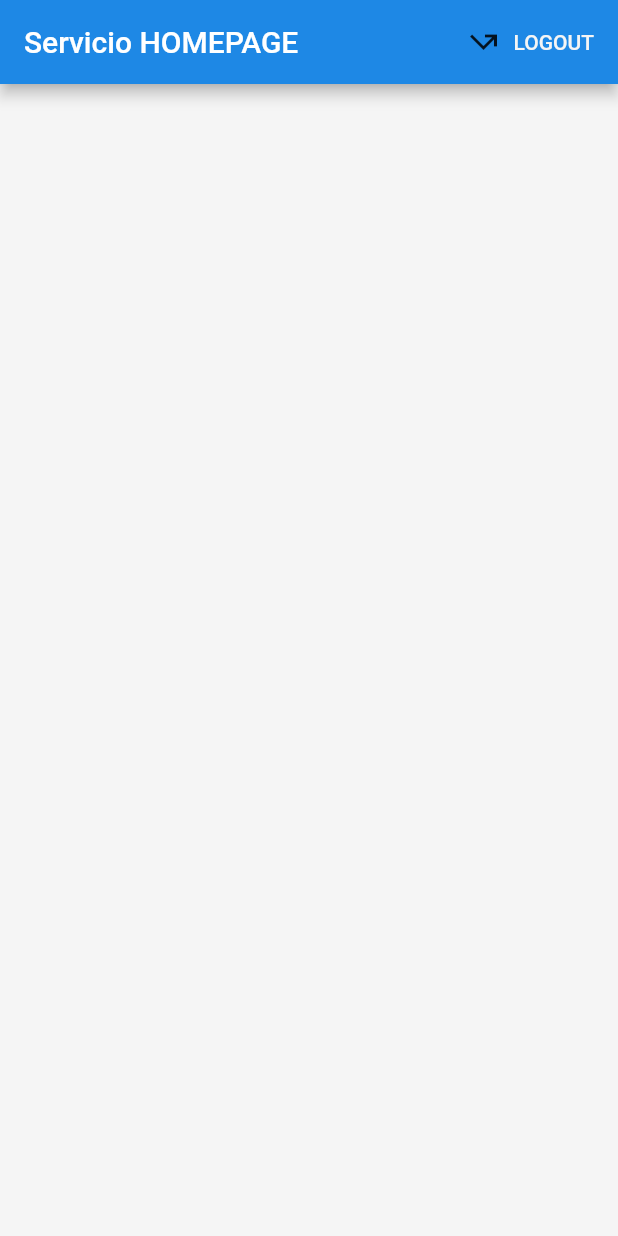
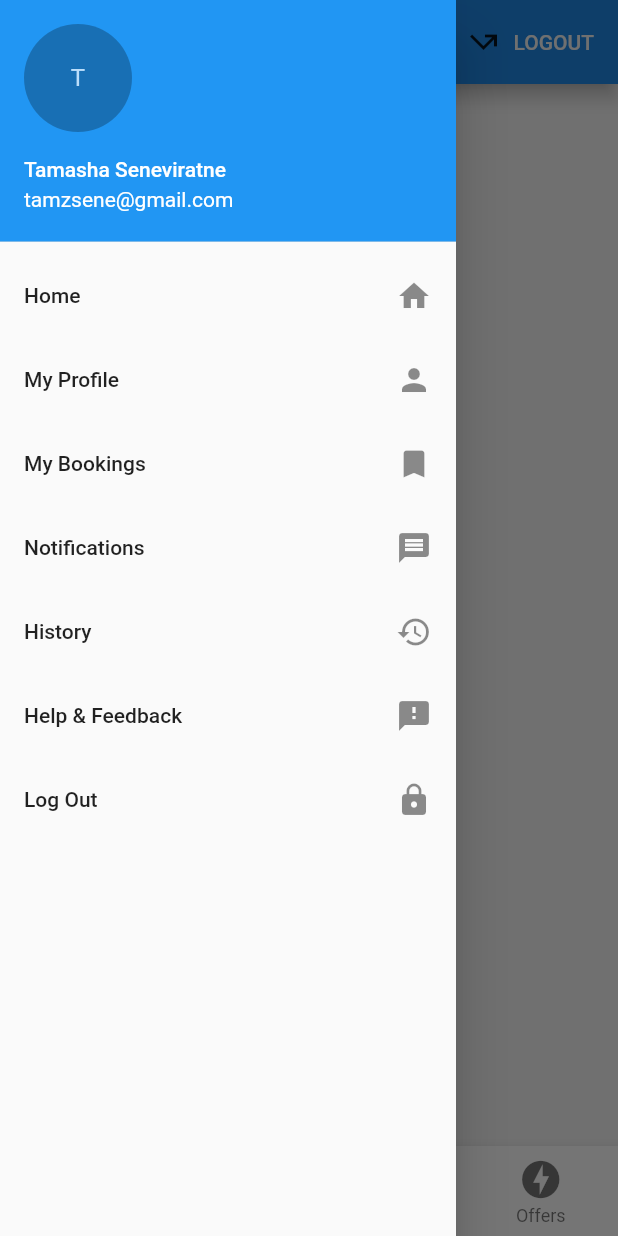
Before and after one commit to nisaldesilva7/Servicio-MobileApp, a Flutter app: the screen it shows once a user with an empty profile is signed in, with the side drawer open (before the commit the screen has no drawer), on a phone screen of 412 x 824 dp. Run offline on Flutter 3.47's test engine with Material 2 defaults, Android fonts, the phone set to English and light mode, and no system bars; our stand-ins replace cloud_firestore, firebase_auth, flutter_spinkit; accounts and stored records are empty.

Commit message:
Add home page

```diff
--- /dev/null
+++ b/lib/screens/history.dart
@@ -0,0 +1,18 @@
+import 'package:flutter/material.dart';
+import 'package:servicio/screens/home/home.dart';
+
+class History extends StatelessWidget{
+  final String title;
+  History(this.title);
+  @override
+  Widget build(BuildContext context){
+    return new Scaffold(
+      appBar: new AppBar(
+        title: new Text("History"),
+      ),
+      body: new Center(
+        child: new Text(title),
+      ),
+    );
+  }
+}
--- a/lib/screens/home/home.dart
+++ b/lib/screens/home/home.dart
@@ -1,8 +1,44 @@
 import 'package:flutter/material.dart';
 import 'package:servicio/services/auth.dart';
+import 'package:provider/provider.dart';
+import 'package:servicio/models/user.dart';
+import 'package:servicio/screens/wrapper.dart';
+import 'package:flutter/foundation.dart';
+import 'package:servicio/screens/help.dart';
+import 'package:servicio/screens/history.dart';
+import 'package:servicio/screens/mybookings.dart';
+import 'package:servicio/screens/myprofile.dart';
+import 'package:servicio/screens/notifications.dart';
+import 'package:servicio/screens/offers.dart';
+import 'package:servicio/screens/search.dart';
 
-class Home extends StatelessWidget {
 
+class MyApp extends StatelessWidget {
+  @override
+  Widget build(BuildContext context){
+    return new MaterialApp(
+        theme: new ThemeData(primarySwatch: Colors.indigo),
+        home: new Home(),
+        routes: <String, WidgetBuilder>{
+          "profile": (BuildContext context)=> new MyProfile("My Profile "),
+          "bookings": (BuildContext context)=> new MyBookings("My Bookings"),
+          "history": (BuildContext context)=> new History("Recent Activities"),
+          "notifications": (BuildContext context)=> new Notifications("Notifications"),
+          "offers": (BuildContext context)=> new Offers("Offers"),
+          "search": (BuildContext context)=> new Search("Search"),
+          "feedback": (BuildContext context)=> new HelpAndFeedback("Help and Feedback"),
+        }
+    );
+  }
+}
+
+
+class Home extends StatefulWidget{
+  @override
+  _HomeState createState() => _HomeState();
+}
+class _HomeState extends State<Home>{
+  int _currentIndex = 0;
   final AuthServices _auth = AuthServices();
 
   @override
@@ -10,7 +46,8 @@ class Home extends StatelessWidget {
       return Scaffold(
         backgroundColor: Colors.grey[100],
         appBar: AppBar(
-        title: Text('Servicio HOMEPAGE'),
+          title: Text('Servicio '),
+          elevation: defaultTargetPlatform == TargetPlatform.android ? 5.0 : 0.0,
           backgroundColor: Colors.blue[600],
           actions: <Widget>[
             FlatButton.icon(
@@ -28,6 +65,88 @@ class Home extends StatelessWidget {
             )
           ],
         ),
+        drawer: new Drawer(
+          child: new ListView(
+            children: <Widget>[
+              new UserAccountsDrawerHeader(
+                accountName: new Text("Tamasha Seneviratne"),
+                accountEmail: new Text("tamzsene@gmail.com"),
+                currentAccountPicture: new CircleAvatar(
+                  backgroundColor: Colors.black26,
+                  child: new Text("T"),
+                ),
+              ),
+              new ListTile(
+                title: new Text("Home"),
+                trailing: new Icon(Icons.home),
+                onTap: () => Navigator.of(context).pop(),
+              ),
+              new ListTile(
+                title: new Text("My Profile"),
+                trailing: new Icon(Icons.person),
+                onTap: () => Navigator.of(context).pushNamed("profile"),
+              ),
+              new ListTile(
+                title: new Text("My Bookings"),
+                trailing: new Icon(Icons.bookmark),
+                onTap: () => Navigator.of(context).pushNamed("bookings"),
+              ),
+              new ListTile(
+                title: new Text("Notifications"),
+                trailing: new Icon(Icons.message),
+                onTap: () => Navigator.of(context).pushNamed("notifications"),
+              ),
+              new ListTile(
+                title: new Text("History"),
+                trailing: new Icon(Icons.history),
+                onTap: () => Navigator.of(context).pushNamed("history"),
+              ),
+              new ListTile(
+                title: new Text("Help & Feedback"),
+                trailing: new Icon(Icons.feedback),
+                onTap: () => Navigator.of(context).pushNamed("feedback"),
+              ),
+              new ListTile(
+                title: new Text("Log Out"),
+                trailing: new Icon(Icons.lock),
+              ),
+            ],
+          ),
+        ),
+        body: new Container(),
+        bottomNavigationBar: BottomNavigationBar(
+          currentIndex: _currentIndex,
+          type: BottomNavigationBarType.fixed,
+          iconSize: 30,
+          backgroundColor: Colors.white,
+          items: [
+            BottomNavigationBarItem(
+                icon: Icon(Icons.home),
+                title: new Text("Home"),
+                backgroundColor: Colors.teal
+            ),
+            BottomNavigationBarItem(
+              icon: Icon(Icons.search),
+              title: new Text("Search"),
+              backgroundColor: Colors.teal,
+            ),
+            BottomNavigationBarItem(
+              icon: Icon(Icons.message),
+              title: new Text("Notifications"),
+              backgroundColor: Colors.teal,
+            ),
+            BottomNavigationBarItem(
+              icon: Icon(Icons.offline_bolt),
+              title: new Text("Offers"),
+              backgroundColor: Colors.teal,
+            ),
+          ],
+          onTap: (index){
+            setState((){
+              _currentIndex =index;
+            });
+          },
+        ) ,
       );
   }
 }
--- /dev/null
+++ b/lib/screens/notifications.dart
@@ -0,0 +1,17 @@
+import 'package:flutter/material.dart';
+import 'package:servicio/screens/home/home.dart';
+class Notifications extends StatelessWidget{
+  final String title;
+  Notifications(this.title);
+  @override
+  Widget build(BuildContext context){
+    return new Scaffold(
+      appBar: new AppBar(
+        title: new Text("Notifications"),
+      ),
+      body: new Center(
+        child: new Text(title),
+      ),
+    );
+  }
+}
--- /dev/null
+++ b/lib/screens/offers.dart
@@ -0,0 +1,17 @@
+import 'package:flutter/material.dart';
+import 'package:servicio/screens/home/home.dart';
+class Offers extends StatelessWidget{
+  final String title;
+  Offers(this.title);
+  @override
+  Widget build(BuildContext context){
+    return new Scaffold(
+      appBar: new AppBar(
+        title: new Text("Offers"),
+      ),
+      body: new Center(
+        child: new Text(title),
+      ),
+    );
+  }
+}
--- /dev/null
+++ b/lib/screens/search.dart
@@ -0,0 +1,17 @@
+import 'package:flutter/material.dart';
+import 'package:servicio/screens/home/home.dart';
+class Search extends StatelessWidget{
+  final String title;
+  Search(this.title);
+  @override
+  Widget build(BuildContext context){
+    return new Scaffold(
+      appBar: new AppBar(
+        title: new Text("Search"),
+      ),
+      body: new Center(
+        child: new Text(title),
+      ),
+    );
+  }
+}
```
Also changed, not shown: lib/screens/help.dart (added, +18 -0 lines), lib/screens/mybookings.dart (added, +17 -0 lines), lib/screens/myprofile.dart (added, +17 -0 lines), pubspec.lock. Lines whose indentation alone changed are shown as unchanged.
